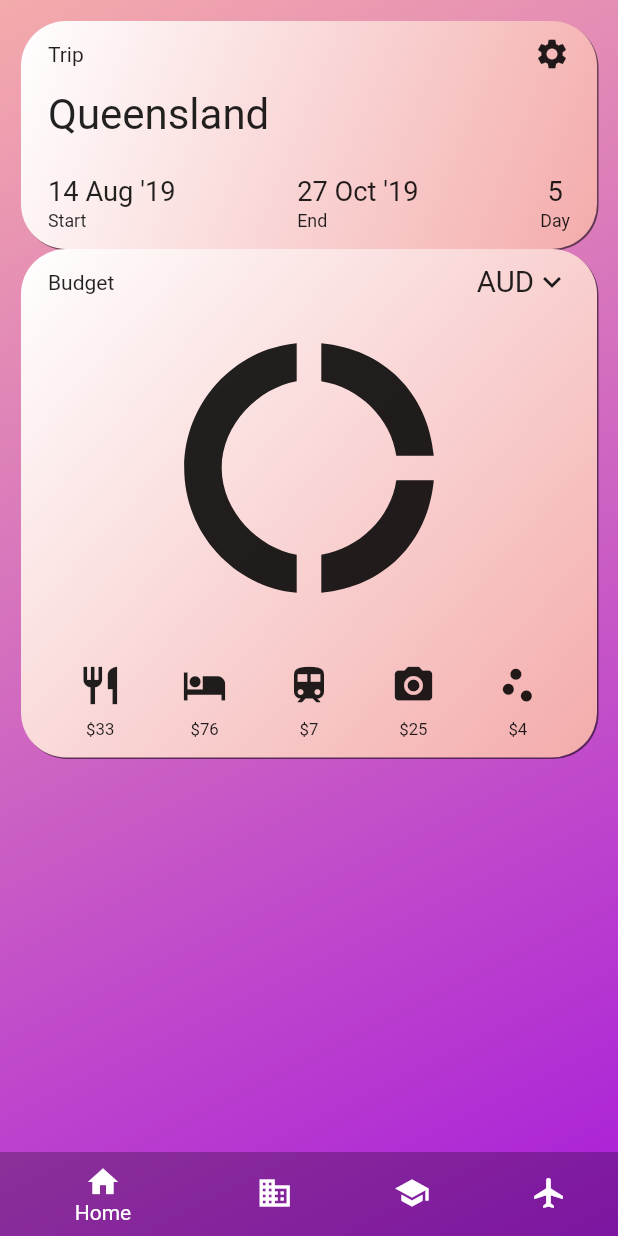
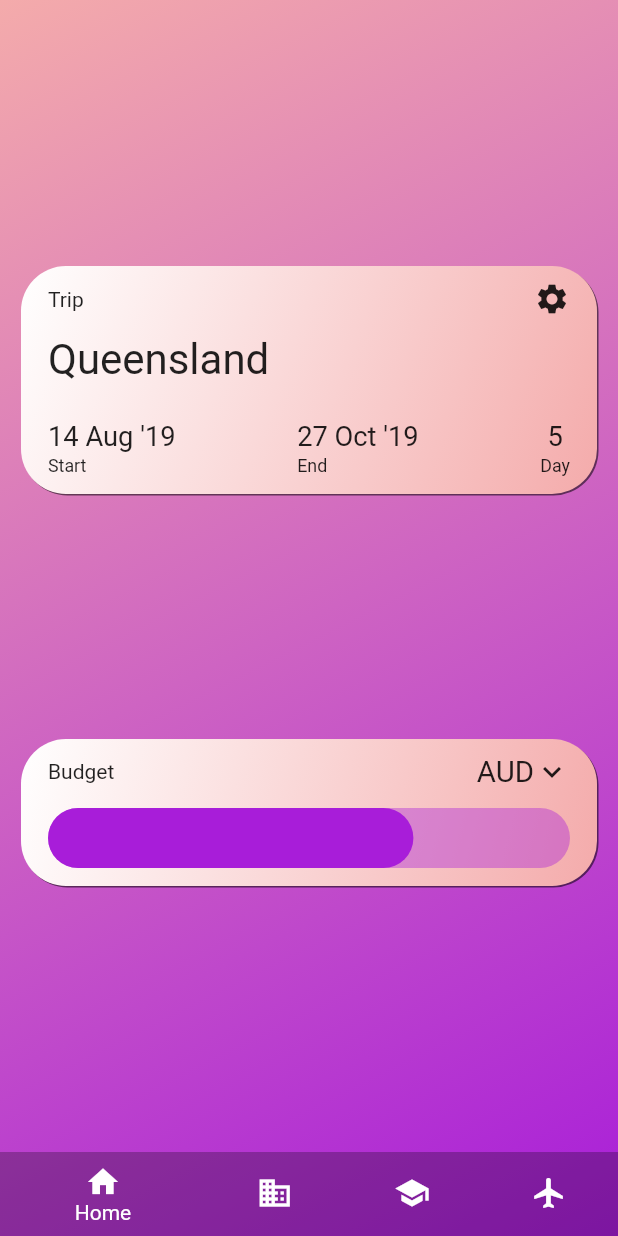
Before and after one commit to stefsonian/bud_allscreens, a Flutter app: the screen it shows after launch, on a phone screen of 412 x 824 dp. Run offline on Flutter 3.47's test engine with Material 2 defaults, Android fonts, the phone set to English and light mode, and no system bars; our stand-ins replace charts_flutter.

Commit message:
Add bar indictor

```diff
--- a/lib/src/app.dart
+++ b/lib/src/app.dart
@@ -1,9 +1,10 @@
+import 'package:allscreens/src/services/home_state.dart';
 import 'package:allscreens/src/services/record_state.dart';
 import 'package:flutter/material.dart';
 import 'package:provider/provider.dart';
 import 'package:allscreens/src/record/add_record.dart';
 import 'package:allscreens/src/background/background.dart';
-import 'package:allscreens/src/start/start.dart';
+import 'package:allscreens/src/start/start_screen.dart';
 import 'package:allscreens/src/services/app_state.dart';
 
 import 'navigation/stack_index_home.dart';
@@ -22,6 +23,9 @@ class App extends StatelessWidget {
         ChangeNotifierProvider<RecordState>.value(
           value: RecordState(),
         ),
+        ChangeNotifierProvider<HomeState>.value(
+          value: HomeState(),
+        ),
       ],
       child: MaterialApp(
         title: 'Flutter Demo',
--- /dev/null
+++ b/lib/src/components/bar_indicator.dart
@@ -0,0 +1,57 @@
+import 'package:flutter/material.dart';
+
+class BarIndicator extends StatefulWidget {
+  const BarIndicator({Key key, this.fillRatio, this.color, this.height = 40.0})
+      : super(key: key);
+  final double fillRatio;
+  final Color color;
+  final double height;
+
+  @override
+  _BarIndicatorState createState() => _BarIndicatorState();
+}
+
+class _BarIndicatorState extends State<BarIndicator> {
+  bool isFillZero = true;
+
+  @override
+  void initState() {
+    super.initState();
+    startInitialAnimation();
+  }
+
+  startInitialAnimation() {
+    Future.delayed(
+        Duration(milliseconds: 100), () => setState(() => isFillZero = false));
+  }
+
+  @override
+  Widget build(BuildContext context) {
+    return LayoutBuilder(
+      builder: (BuildContext context, BoxConstraints constraints) {
+        return Stack(
+          children: <Widget>[
+            Container(
+              width: constraints.maxWidth,
+              height: widget.height,
+              decoration: BoxDecoration(
+                borderRadius: BorderRadius.circular(30),
+                color: widget.color.withOpacity(0.4),
+              ),
+            ),
+            AnimatedContainer(
+              duration: Duration(milliseconds: 500),
+              curve: Curves.decelerate,
+              width: isFillZero ? 0.1 : widget.fillRatio * constraints.maxWidth,
+              height: widget.height,
+              decoration: BoxDecoration(
+                borderRadius: BorderRadius.circular(30),
+                color: widget.color,
+              ),
+            ),
+          ],
+        );
+      },
+    );
+  }
+}
--- a/lib/src/navigation/destination_view.dart
+++ b/lib/src/navigation/destination_view.dart
@@ -1,5 +1,5 @@
 import 'package:allscreens/src/record/record_screen.dart';
-import 'package:allscreens/src/start/start.dart';
+import 'package:allscreens/src/start/start_screen.dart';
 import 'package:flutter/material.dart';
 
 import 'destination.dart';
--- /dev/null
+++ b/lib/src/services/home_state.dart
@@ -0,0 +1,24 @@
+import 'package:flutter/material.dart';
+
+class HomeState with ChangeNotifier {
+  HomeState();
+
+  double _dayBudget = 200;
+  double get dayBudget => _dayBudget;
+  set dayBudget(double dayBudget) {
+    _dayBudget = dayBudget;
+    notifyListeners();
+  }
+
+  double _daySpend = 140;
+  double get daySpend => _daySpend;
+  set daySpend(double daySpend) {
+    _daySpend = daySpend;
+    notifyListeners();
+  }
+
+  reset() {
+    // reset values
+    notifyListeners();
+  }
+}
--- a/lib/src/start/budget_today.dart
+++ b/lib/src/start/budget_today.dart
@@ -1,4 +1,10 @@
+import 'package:allscreens/src/components/bar_indicator.dart';
+import 'package:allscreens/src/helpers/colors.dart';
+import 'package:allscreens/src/services/home_state.dart';
 import 'package:flutter/material.dart';
+import 'package:charts_flutter/flutter.dart' as charts;
+import 'package:provider/provider.dart';
+import 'dart:math';
 
 const List<IconData> icons = [
   Icons.restaurant,
@@ -9,53 +15,38 @@ const List<IconData> icons = [
 ];
 const List<String> amounts = ['\$33', '\$76', '\$7', '\$25', '\$4'];
 
-class BudgetToday extends StatelessWidget {
+class BudgetToday extends StatefulWidget {
+  @override
+  _BudgetTodayState createState() => _BudgetTodayState();
+}
+
+class _BudgetTodayState extends State<BudgetToday> {
+  HomeState homeState;
+
+  didChangeDependencies() {
+    super.didChangeDependencies();
+    homeState = Provider.of<HomeState>(context);
+  }
+
+  double get barWidth {
+    if (homeState.dayBudget <= 0.0) return 1.0; // handle zero-division
+    return min(homeState.daySpend / homeState.dayBudget, 1.0);
+  }
+
+  testSetDaySpend() {
+    double r = max(Random().nextDouble() * homeState.dayBudget, 20);
+    homeState.daySpend = r; // for testing only
+  }
+
   @override
   Widget build(BuildContext context) {
-    return Container(
-      child: Column(
-        children: <Widget>[
-          Container(
-            height: 200,
-            child: FittedBox(
-              fit: BoxFit.contain,
-              child: Icon(Icons.donut_large),
-            ),
-          ),
-          SizedBox(height: 30),
-          Row(
-            mainAxisAlignment: MainAxisAlignment.spaceAround,
-            children: <Widget>[
-              ...[0, 1, 2, 3, 4]
-                  .map((i) => BudgetIcon(icon: icons[i], amount: amounts[i]))
-                  .toList(),
-            ],
-          ),
-        ],
+    return GestureDetector(
+      onTap: testSetDaySpend,
+      child: BarIndicator(
+        fillRatio: barWidth,
+        color: col_purple,
+        height: 40,
       ),
     );
   }
 }
-
-class BudgetIcon extends StatelessWidget {
-  const BudgetIcon({Key key, this.icon, this.amount}) : super(key: key);
-  final IconData icon;
-  final String amount;
-
-  @override
-  Widget build(BuildContext context) {
-    return Column(
-      children: <Widget>[
-        Container(
-          height: 30,
-          child: FittedBox(
-            fit: BoxFit.contain,
-            child: Icon(icon),
-          ),
-        ),
-        SizedBox(height: 8),
-        Text(amount, textScaleFactor: 0.8),
-      ],
-    );
-  }
-}
--- /dev/null
+++ b/lib/src/start/chart_example.dart
@@ -0,0 +1,96 @@
+import 'package:flutter/material.dart';
+import 'package:charts_flutter/flutter.dart' as charts;
+
+const List<IconData> icons = [
+  Icons.restaurant,
+  Icons.hotel,
+  Icons.train,
+  Icons.camera_alt,
+  Icons.scatter_plot
+];
+const List<String> amounts = ['\$33', '\$76', '\$7', '\$25', '\$4'];
+
+class BudgetToday extends StatefulWidget {
+  @override
+  _BudgetTodayState createState() => _BudgetTodayState();
+}
+
+class _BudgetTodayState extends State<BudgetToday> {
+  int _counter = 72;
+
+  @override
+  Widget build(BuildContext context) {
+    var data = [
+      new ClicksPerYear('2016', 12, Colors.red),
+      // new ClicksPerYear('2017', 42, Colors.yellow),
+      // new ClicksPerYear('2018', _counter, Colors.green),
+    ];
+
+    var series = [
+      new charts.Series(
+        domainFn: (ClicksPerYear clickData, _) => clickData.year,
+        measureFn: (ClicksPerYear clickData, _) => clickData.clicks,
+        colorFn: (ClicksPerYear clickData, _) => clickData.color,
+        id: 'Clicks',
+        data: data,
+      ),
+    ];
+
+    var chart = charts.BarChart(
+      series,
+      animate: true,
+      vertical: false,
+      primaryMeasureAxis: charts.NumericAxisSpec(
+        renderSpec: charts.NoneRenderSpec(),
+      ),
+      domainAxis: charts.OrdinalAxisSpec(
+          // don't show the domain axis line.
+          showAxisLine: false,
+          // And don't draw anything else.
+          renderSpec: charts.NoneRenderSpec()),
+    );
+
+    var chartWidget = ClipRRect(
+      borderRadius: BorderRadius.circular(30),
+      child: SizedBox(
+        height: 90.0,
+        child: chart,
+      ),
+    );
+
+    return chartWidget;
+  }
+}
+
+class ClicksPerYear {
+  final String year;
+  final int clicks;
+  final charts.Color color;
+
+  ClicksPerYear(this.year, this.clicks, Color color)
+      : this.color = new charts.Color(
+            r: color.red, g: color.green, b: color.blue, a: color.alpha);
+}
+
+class BudgetIcon extends StatelessWidget {
+  const BudgetIcon({Key key, this.icon, this.amount}) : super(key: key);
+  final IconData icon;
+  final String amount;
+
+  @override
+  Widget build(BuildContext context) {
+    return Column(
+      children: <Widget>[
+        Container(
+          height: 30,
+          child: FittedBox(
+            fit: BoxFit.contain,
+            child: Icon(icon),
+          ),
+        ),
+        SizedBox(height: 5),
+        Text(amount, textScaleFactor: 0.8),
+      ],
+    );
+  }
+}
--- a/lib/src/start/start.dart
+++ b/lib/src/start/start_screen.dart
@@ -1,6 +1,8 @@
+import 'package:allscreens/src/services/home_state.dart';
 import 'package:flutter/material.dart';
 import 'package:allscreens/src/components/gradient_box.dart';
 import 'package:allscreens/src/start/trip_info.dart';
+import 'package:provider/provider.dart';
 
 import 'budget_info.dart';
 import 'budget_today.dart';
@@ -11,13 +13,20 @@ class Start extends StatefulWidget {
 }
 
 class _StartState extends State<Start> {
+  HomeState homeState;
+
+  didChangeDependencies() {
+    super.didChangeDependencies();
+    homeState = Provider.of<HomeState>(context);
+  }
+
   @override
   Widget build(BuildContext context) {
     return SafeArea(
       child: Container(
         padding: EdgeInsets.all(14),
         child: Column(
-          mainAxisAlignment: MainAxisAlignment.spaceBetween,
+          mainAxisAlignment: MainAxisAlignment.spaceEvenly,
           children: <Widget>[
             GradientBox(
               name: 'Trip',
@@ -38,7 +47,6 @@ class _StartState extends State<Start> {
               ),
               child: BudgetToday(),
             ),
-            SizedBox(height: 250),
           ],
         ),
       ),
--- a/pubspec.yaml
+++ b/pubspec.yaml
@@ -24,6 +24,7 @@ dependencies:
   # Use with the CupertinoIcons class for iOS style icons.
   cupertino_icons: ^0.1.2
   provider: ^3.0.0+1
+  charts_flutter: ^0.8.0
 
 dev_dependencies:
   flutter_test:
```
Also changed, not shown: pubspec.lock.
